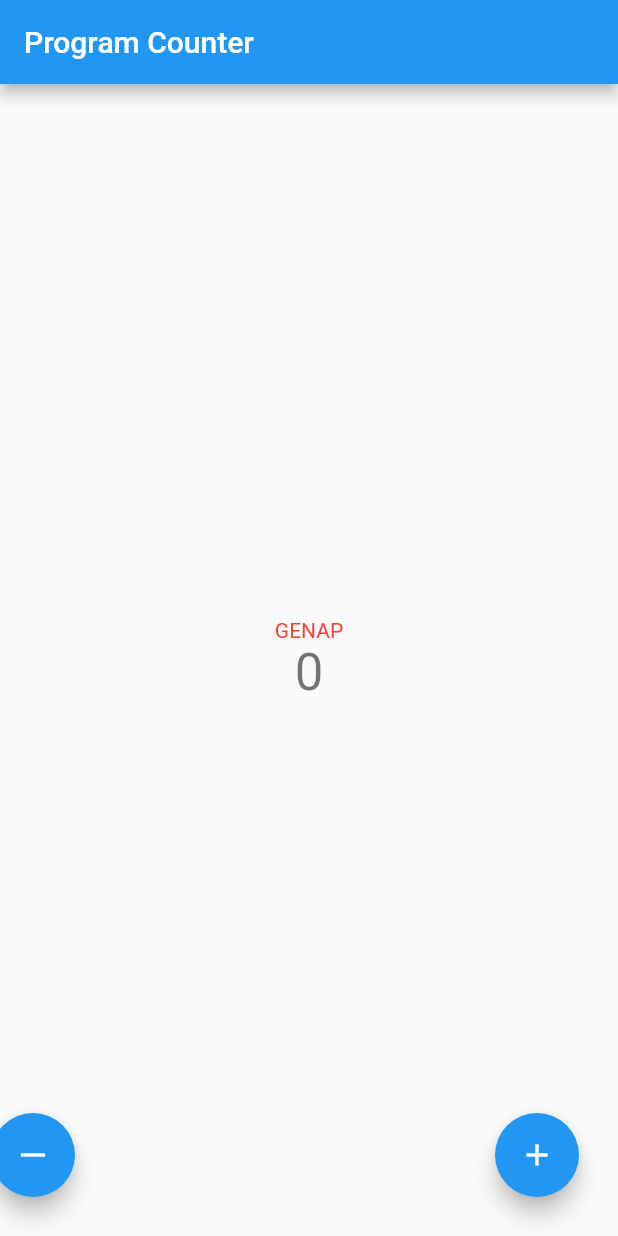
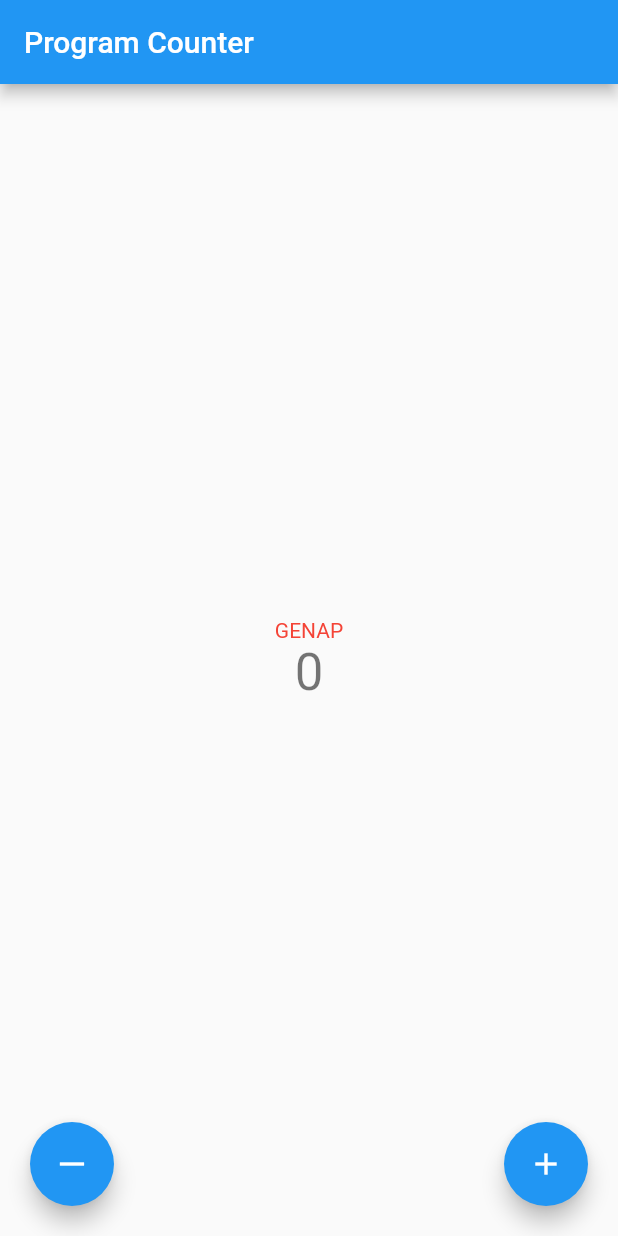
Before and after one commit to fabianark/pbp-flutter-lab, a Flutter app: the screen it shows after launch, on a phone screen of 412 x 824 dp. Run offline on Flutter 3.47's test engine with Material 2 defaults, Android fonts, the phone set to English and light mode, and no system bars.

Commit message:
Fix app display

```diff
--- a/counter_7/lib/main.dart
+++ b/counter_7/lib/main.dart
@@ -134,8 +134,9 @@ class _MyHomePageState extends State<MyHomePage> {
           ],
         ),
       ),
+      floatingActionButtonLocation: FloatingActionButtonLocation.centerDocked,
       floatingActionButton: Padding(
-        padding: const EdgeInsets.all(10),
+        padding: const EdgeInsets.all(20),
         child: Stack(
           children: [
             Align(
```
